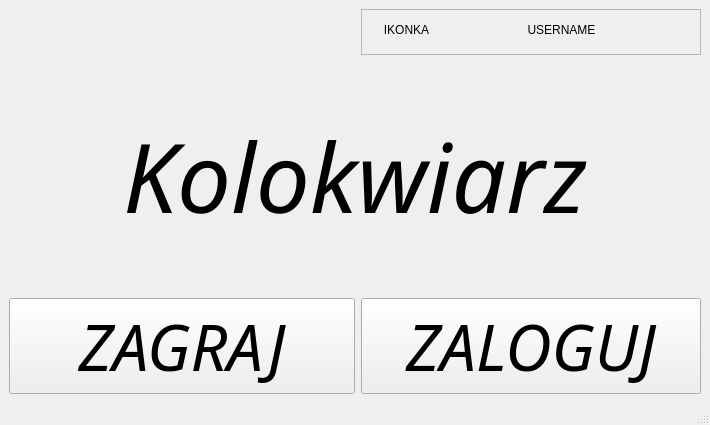
Before: the Qt Designer form Kolokwiarz/mainwindow.ui in RidicolusL3vel/Kolokwiarz, drawn with Qt 5.
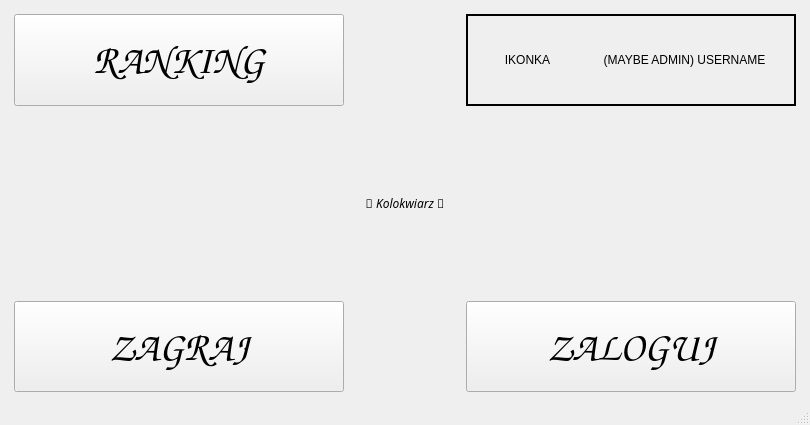
After: the same form once the commit is applied.

Commit message: Szkielet designu mainwindow, tytuł z dynamicznym rozmiarem

```diff
--- a/Kolokwiarz/mainwindow.ui
+++ b/Kolokwiarz/mainwindow.ui
@@ -6,7 +6,7 @@
    <rect>
     <x>0</x>
     <y>0</y>
-    <width>710</width>
+    <width>810</width>
     <height>425</height>
    </rect>
   </property>
@@ -18,7 +18,7 @@
   </property>
   <property name="minimumSize">
    <size>
-    <width>710</width>
+    <width>810</width>
     <height>425</height>
    </size>
   </property>
@@ -30,150 +30,29 @@
   </property>
   <widget class="QWidget" name="centralwidget">
    <layout class="QGridLayout" name="gridLayout_2">
-    <item row="1" column="0">
-     <layout class="QGridLayout" name="gridLayout">
-      <item row="4" column="3">
-       <spacer name="verticalSpacer_2">
-        <property name="orientation">
-         <enum>Qt::Orientation::Vertical</enum>
-        </property>
-        <property name="sizeType">
-         <enum>QSizePolicy::Policy::Preferred</enum>
-        </property>
-        <property name="sizeHint" stdset="0">
-         <size>
-          <width>20</width>
-          <height>40</height>
-         </size>
-        </property>
-       </spacer>
-      </item>
-      <item row="3" column="3">
-       <spacer name="verticalSpacer_3">
-        <property name="orientation">
-         <enum>Qt::Orientation::Vertical</enum>
-        </property>
-        <property name="sizeType">
-         <enum>QSizePolicy::Policy::Preferred</enum>
-        </property>
-        <property name="sizeHint" stdset="0">
-         <size>
-          <width>20</width>
-          <height>40</height>
-         </size>
-        </property>
-       </spacer>
-      </item>
-      <item row="6" column="0" rowspan="2" colspan="2">
-       <widget class="QPushButton" name="pushButton_12">
+    <item row="1" column="1">
+     <layout class="QGridLayout" name="gridLayout" rowstretch="0,0,0,0,0,0,0">
+      <property name="leftMargin">
+       <number>5</number>
+      </property>
+      <property name="topMargin">
+       <number>5</number>
+      </property>
+      <property name="rightMargin">
+       <number>5</number>
+      </property>
+      <property name="bottomMargin">
+       <number>2</number>
+      </property>
+      <property name="spacing">
+       <number>6</number>
+      </property>
+      <item row="0" column="4" colspan="3">
+       <widget class="QFrame" name="userFrame">
         <property name="sizePolicy">
          <sizepolicy hsizetype="Preferred" vsizetype="Preferred">
           <horstretch>0</horstretch>
-          <verstretch>0</verstretch>
-         </sizepolicy>
-        </property>
-        <property name="font">
-         <font>
-          <family>Gabriola</family>
-          <pointsize>48</pointsize>
-          <italic>true</italic>
-         </font>
-        </property>
-        <property name="text">
-         <string>ZAGRAJ</string>
-        </property>
-       </widget>
-      </item>
-      <item row="1" column="3">
-       <spacer name="verticalSpacer_5">
-        <property name="orientation">
-         <enum>Qt::Orientation::Vertical</enum>
-        </property>
-        <property name="sizeType">
-         <enum>QSizePolicy::Policy::Preferred</enum>
-        </property>
-        <property name="sizeHint" stdset="0">
-         <size>
-          <width>20</width>
-          <height>40</height>
-         </size>
-        </property>
-       </spacer>
-      </item>
-      <item row="5" column="3">
-       <spacer name="verticalSpacer">
-        <property name="orientation">
-         <enum>Qt::Orientation::Vertical</enum>
-        </property>
-        <property name="sizeType">
-         <enum>QSizePolicy::Policy::Preferred</enum>
-        </property>
-        <property name="sizeHint" stdset="0">
-         <size>
-          <width>20</width>
-          <height>40</height>
-         </size>
-        </property>
-       </spacer>
-      </item>
-      <item row="6" column="2" rowspan="2" colspan="2">
-       <widget class="QPushButton" name="pushButton_14">
-        <property name="sizePolicy">
-         <sizepolicy hsizetype="Preferred" vsizetype="Preferred">
-          <horstretch>0</horstretch>
-          <verstretch>0</verstretch>
-         </sizepolicy>
-        </property>
-        <property name="font">
-         <font>
-          <family>Gabriola</family>
-          <pointsize>48</pointsize>
-          <italic>true</italic>
-         </font>
-        </property>
-        <property name="text">
-         <string>ZALOGUJ</string>
-        </property>
-       </widget>
-      </item>
-      <item row="2" column="3">
-       <spacer name="verticalSpacer_4">
-        <property name="orientation">
-         <enum>Qt::Orientation::Vertical</enum>
-        </property>
-        <property name="sizeType">
-         <enum>QSizePolicy::Policy::Preferred</enum>
-        </property>
-        <property name="sizeHint" stdset="0">
-         <size>
-          <width>20</width>
-          <height>40</height>
-         </size>
-        </property>
-       </spacer>
-      </item>
-      <item row="1" column="0" rowspan="5" colspan="4">
-       <widget class="QLabel" name="label">
-        <property name="font">
-         <font>
-          <family>Bauhaus 93</family>
-          <pointsize>100</pointsize>
-         </font>
-        </property>
-        <property name="text">
-         <string>&lt;html&gt;&lt;head/&gt;&lt;body&gt;&lt;p&gt;&lt;span style=&quot; font-size:72pt; font-style:italic;&quot;&gt;Kolokwiarz&lt;/span&gt;&lt;/p&gt;&lt;/body&gt;&lt;/html&gt;</string>
-        </property>
-        <property name="alignment">
-         <set>Qt::AlignmentFlag::AlignCenter</set>
-        </property>
-       </widget>
-      </item>
-      <item row="0" column="2" colspan="2">
-       <widget class="QFrame" name="frame">
-        <property name="sizePolicy">
-         <sizepolicy hsizetype="Minimum" vsizetype="Minimum">
-          <horstretch>0</horstretch>
-          <verstretch>0</verstretch>
+          <verstretch>2</verstretch>
          </sizepolicy>
         </property>
         <property name="minimumSize">
@@ -183,45 +62,205 @@
          </size>
         </property>
         <property name="frameShape">
-         <enum>QFrame::Shape::StyledPanel</enum>
+         <enum>QFrame::Shape::Box</enum>
         </property>
         <property name="frameShadow">
-         <enum>QFrame::Shadow::Raised</enum>
+         <enum>QFrame::Shadow::Plain</enum>
         </property>
-        <widget class="QLabel" name="label_2">
-         <property name="geometry">
-          <rect>
-           <x>10</x>
-           <y>10</y>
-           <width>71</width>
-           <height>21</height>
-          </rect>
-         </property>
-         <property name="text">
-          <string>IKONKA</string>
-         </property>
-         <property name="alignment">
-          <set>Qt::AlignmentFlag::AlignCenter</set>
-         </property>
-        </widget>
-        <widget class="QLabel" name="label_3">
-         <property name="geometry">
-          <rect>
-           <x>80</x>
-           <y>10</y>
-           <width>241</width>
-           <height>21</height>
-          </rect>
-         </property>
-         <property name="text">
-          <string>USERNAME</string>
-         </property>
-         <property name="alignment">
-          <set>Qt::AlignmentFlag::AlignCenter</set>
-         </property>
-        </widget>
+        <property name="lineWidth">
+         <number>2</number>
+        </property>
+        <property name="midLineWidth">
+         <number>2</number>
+        </property>
+        <layout class="QGridLayout" name="gridLayout_3">
+         <item row="0" column="0">
+          <layout class="QHBoxLayout" name="horizontalLayout">
+           <item>
+            <widget class="QLabel" name="userIcon">
+             <property name="sizePolicy">
+              <sizepolicy hsizetype="Preferred" vsizetype="Preferred">
+               <horstretch>1</horstretch>
+               <verstretch>0</verstretch>
+              </sizepolicy>
+             </property>
+             <property name="text">
+              <string>IKONKA</string>
+             </property>
+             <property name="alignment">
+              <set>Qt::AlignmentFlag::AlignCenter</set>
+             </property>
+            </widget>
+           </item>
+           <item>
+            <widget class="QLabel" name="username">
+             <property name="sizePolicy">
+              <sizepolicy hsizetype="Preferred" vsizetype="Preferred">
+               <horstretch>2</horstretch>
+               <verstretch>0</verstretch>
+              </sizepolicy>
+             </property>
+             <property name="text">
+              <string>(MAYBE ADMIN) USERNAME</string>
+             </property>
+             <property name="alignment">
+              <set>Qt::AlignmentFlag::AlignCenter</set>
+             </property>
+            </widget>
+           </item>
+          </layout>
+         </item>
+        </layout>
        </widget>
       </item>
+      <item row="5" column="0" rowspan="2" colspan="3">
+       <widget class="QPushButton" name="playButton">
+        <property name="sizePolicy">
+         <sizepolicy hsizetype="Preferred" vsizetype="Preferred">
+          <horstretch>0</horstretch>
+          <verstretch>2</verstretch>
+         </sizepolicy>
+        </property>
+        <property name="font">
+         <font>
+          <family>Comic Sans MS</family>
+          <pointsize>30</pointsize>
+          <italic>false</italic>
+         </font>
+        </property>
+        <property name="text">
+         <string>ZAGRAJ</string>
+        </property>
+       </widget>
+      </item>
+      <item row="0" column="3">
+       <spacer name="horizontalSpacer_5">
+        <property name="orientation">
+         <enum>Qt::Orientation::Horizontal</enum>
+        </property>
+        <property name="sizeType">
+         <enum>QSizePolicy::Policy::Preferred</enum>
+        </property>
+        <property name="sizeHint" stdset="0">
+         <size>
+          <width>30</width>
+          <height>20</height>
+         </size>
+        </property>
+       </spacer>
+      </item>
+      <item row="1" column="0" rowspan="4" colspan="7">
+       <widget class="QLabel" name="title">
+        <property name="sizePolicy">
+         <sizepolicy hsizetype="Expanding" vsizetype="Preferred">
+          <horstretch>0</horstretch>
+          <verstretch>2</verstretch>
+         </sizepolicy>
+        </property>
+        <property name="font">
+         <font>
+          <family>Bauhaus 93</family>
+          <italic>true</italic>
+         </font>
+        </property>
+        <property name="text">
+         <string>🗿 Kolokwiarz 🧠</string>
+        </property>
+        <property name="textFormat">
+         <enum>Qt::TextFormat::PlainText</enum>
+        </property>
+        <property name="scaledContents">
+         <bool>true</bool>
+        </property>
+        <property name="alignment">
+         <set>Qt::AlignmentFlag::AlignCenter</set>
+        </property>
+        <property name="wordWrap">
+         <bool>true</bool>
+        </property>
+        <property name="indent">
+         <number>-1</number>
+        </property>
+       </widget>
+      </item>
+      <item row="0" column="0" colspan="3">
+       <widget class="QPushButton" name="rankingWindow">
+        <property name="sizePolicy">
+         <sizepolicy hsizetype="Preferred" vsizetype="Preferred">
+          <horstretch>0</horstretch>
+          <verstretch>4</verstretch>
+         </sizepolicy>
+        </property>
+        <property name="font">
+         <font>
+          <family>Comic Sans MS</family>
+          <pointsize>30</pointsize>
+          <italic>false</italic>
+          <bold>false</bold>
+          <kerning>false</kerning>
+          <hintingpreference>PreferFullHinting</hintingpreference>
+         </font>
+        </property>
+        <property name="layoutDirection">
+         <enum>Qt::LayoutDirection::RightToLeft</enum>
+        </property>
+        <property name="text">
+         <string>RANKING</string>
+        </property>
+       </widget>
+      </item>
+      <item row="5" column="4" rowspan="2" colspan="3">
+       <widget class="QPushButton" name="loginButton">
+        <property name="sizePolicy">
+         <sizepolicy hsizetype="Preferred" vsizetype="Preferred">
+          <horstretch>0</horstretch>
+          <verstretch>2</verstretch>
+         </sizepolicy>
+        </property>
+        <property name="font">
+         <font>
+          <family>Comic Sans MS</family>
+          <pointsize>30</pointsize>
+          <italic>false</italic>
+         </font>
+        </property>
+        <property name="text">
+         <string>ZALOGUJ</string>
+        </property>
+       </widget>
+      </item>
+      <item row="5" column="3">
+       <spacer name="horizontalSpacer">
+        <property name="orientation">
+         <enum>Qt::Orientation::Horizontal</enum>
+        </property>
+        <property name="sizeType">
+         <enum>QSizePolicy::Policy::Preferred</enum>
+        </property>
+        <property name="sizeHint" stdset="0">
+         <size>
+          <width>40</width>
+          <height>20</height>
+         </size>
+        </property>
+       </spacer>
+      </item>
+      <item row="6" column="3">
+       <spacer name="horizontalSpacer_2">
+        <property name="orientation">
+         <enum>Qt::Orientation::Horizontal</enum>
+        </property>
+        <property name="sizeType">
+         <enum>QSizePolicy::Policy::Preferred</enum>
+        </property>
+        <property name="sizeHint" stdset="0">
+         <size>
+          <width>40</width>
+          <height>20</height>
+         </size>
+        </property>
+       </spacer>
+      </item>
      </layout>
     </item>
    </layout>
```
Left out of the diff: 2 changed lines with no effect on the pictures. The commit also changes 2 other files.
